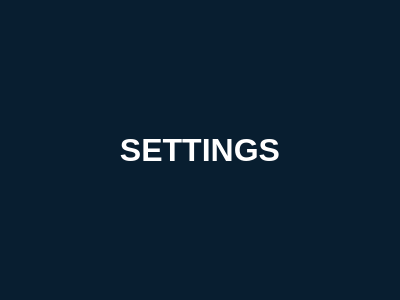
Before: the Qt Designer form templates/settings.ui in firocore/VRChatLove, drawn with Qt 5.
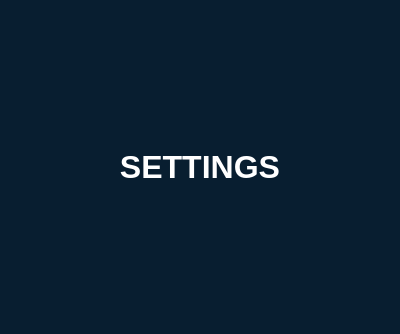
After: the same form once the commit is applied.

```diff
--- a/templates/settings.ui
+++ b/templates/settings.ui
@@ -7,7 +7,7 @@
     <x>0</x>
     <y>0</y>
     <width>400</width>
-    <height>300</height>
+    <height>334</height>
    </rect>
   </property>
   <property name="windowTitle">
@@ -18,6 +18,21 @@
 border-radius: 10px;</string>
   </property>
   <layout class="QVBoxLayout" name="verticalLayout">
+   <property name="spacing">
+    <number>9</number>
+   </property>
+   <property name="leftMargin">
+    <number>0</number>
+   </property>
+   <property name="topMargin">
+    <number>0</number>
+   </property>
+   <property name="rightMargin">
+    <number>0</number>
+   </property>
+   <property name="bottomMargin">
+    <number>0</number>
+   </property>
    <item>
     <widget class="QLabel" name="label">
      <property name="font">
```
